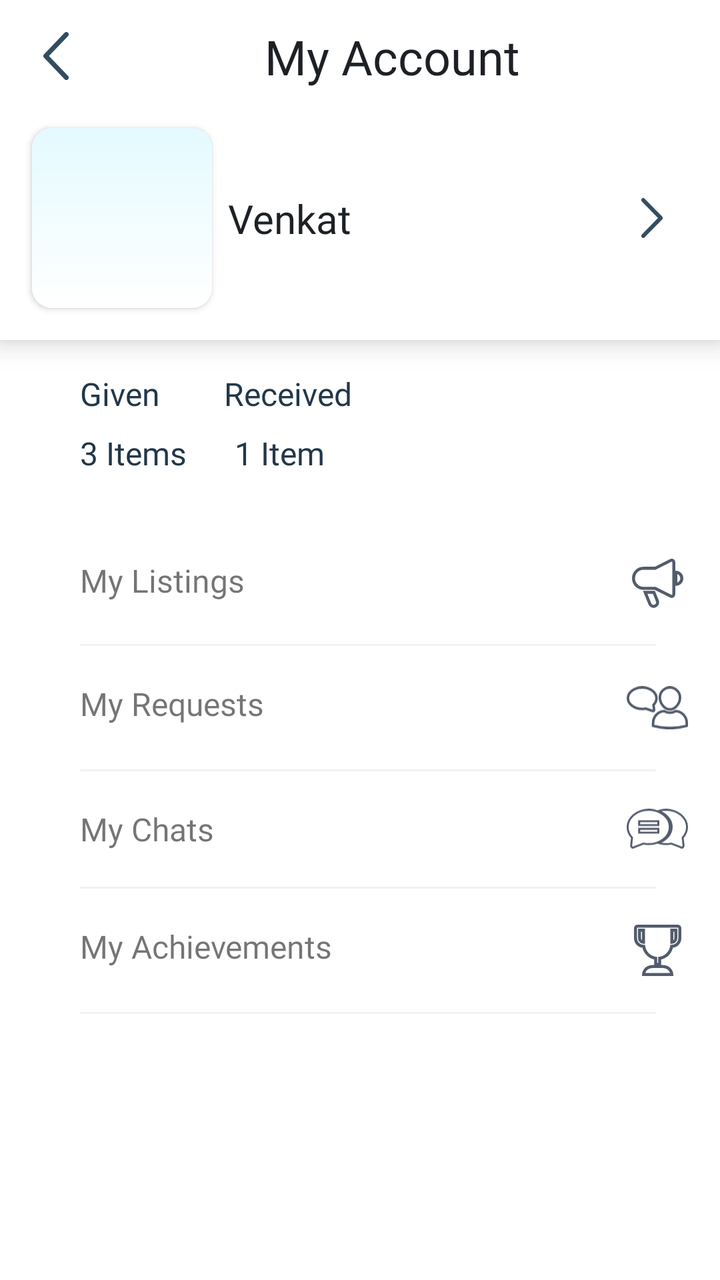
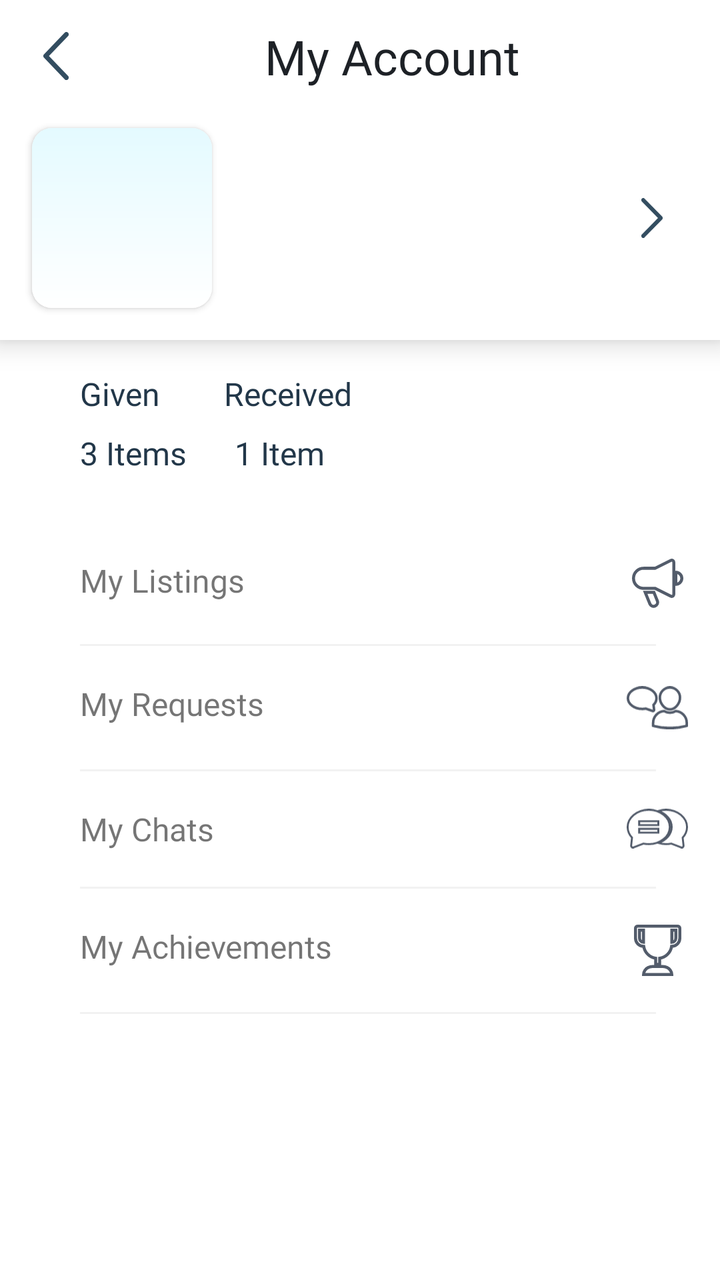

Screens rendered from an Android XML layout before and after an edit, with the pre-edit source and the edit as a unified diff.
<!-- AndroidManifest.xml: application theme Theme.AbraaKaDabraa.App -->
<!-- res/layout/fragment_accounts.xml -->
<?xml version="1.0" encoding="utf-8"?>
<androidx.constraintlayout.widget.ConstraintLayout xmlns:android="http://schemas.android.com/apk/res/android"
    xmlns:app="http://schemas.android.com/apk/res-auto"
    xmlns:tools="http://schemas.android.com/tools"
    android:layout_width="match_parent"
    android:layout_height="match_parent"
    android:background="@color/white"
    tools:context=".activities.newflow.ui.accounts.AccountsFragment">


    <TextView
        android:id="@+id/textView83"
        android:layout_width="wrap_content"
        android:layout_height="wrap_content"
        android:layout_marginStart="40dp"
        android:layout_marginTop="16dp"
        android:fontFamily="@font/montserrat_bold"
        android:text="Given"
        android:textColor="#223749"
        android:textSize="16sp"
        app:layout_constraintEnd_toStartOf="@+id/textView84"
        app:layout_constraintStart_toStartOf="parent"
        app:layout_constraintTop_toBottomOf="@+id/constraintLayout4" />

    <TextView
        android:id="@+id/textView84"
        android:layout_width="0dp"
        android:layout_height="wrap_content"
        android:layout_marginStart="32dp"
        android:layout_marginEnd="24dp"
        android:fontFamily="@font/montserrat_bold"
        android:text="Received"
        android:textColor="#223749"
        android:textSize="16sp"
        app:layout_constraintEnd_toEndOf="parent"
        app:layout_constraintStart_toEndOf="@+id/textView83"
        app:layout_constraintTop_toTopOf="@+id/textView83" />

    <TextView
        android:id="@+id/textView85"
        android:layout_width="wrap_content"
        android:layout_height="wrap_content"
        android:layout_marginTop="8dp"
        android:fontFamily="@font/montserrat_medium"
        android:text="3 Items"
        android:textSize="16sp"
        android:textColor="#223749"
        app:layout_constraintStart_toStartOf="@+id/textView83"
        app:layout_constraintTop_toBottomOf="@+id/textView83" />

    <TextView
        android:id="@+id/textView86"
        android:layout_width="0dp"
        android:layout_height="wrap_content"
        android:layout_marginStart="24dp"
        android:fontFamily="@font/montserrat_medium"
        android:text="1 Item"
        android:textSize="16sp"
        android:textColor="#223749"
        app:layout_constraintBottom_toBottomOf="@+id/textView85"
        app:layout_constraintEnd_toEndOf="@+id/textView84"
        app:layout_constraintStart_toEndOf="@+id/textView85"
        app:layout_constraintTop_toTopOf="@+id/textView85" />

    <androidx.constraintlayout.widget.ConstraintLayout
        android:id="@+id/constraintLayout4"
        android:layout_width="match_parent"
        android:layout_height="wrap_content"
        android:background="@color/white"
        android:elevation="8dp"
        app:layout_constraintEnd_toEndOf="parent"
        app:layout_constraintStart_toStartOf="parent"
        app:layout_constraintTop_toTopOf="parent">

        <ImageView
            android:id="@+id/ivBack"
            android:layout_width="24dp"
            android:layout_height="24dp"
            android:layout_marginStart="16dp"
            android:layout_marginTop="16dp"
            app:layout_constraintStart_toStartOf="parent"
            app:layout_constraintTop_toTopOf="parent"
            app:srcCompat="@drawable/ic_back_arrow" />
        <TextView
            android:id="@+id/textView82"
            android:layout_width="0dp"
            android:layout_height="wrap_content"
            android:layout_marginStart="16dp"
            android:layout_marginEnd="24dp"
            android:fontFamily="@font/montserrat_bold"
            android:gravity="center"
            android:text="My Account"
            android:textColor="#1D2126"
            android:textSize="24sp"
            app:layout_constraintBottom_toBottomOf="@+id/ivBack"
            app:layout_constraintEnd_toEndOf="parent"
            app:layout_constraintStart_toEndOf="@+id/ivBack"
            app:layout_constraintTop_toTopOf="@+id/ivBack" />
        <androidx.cardview.widget.CardView
            android:id="@+id/cardView6"
            android:layout_width="90dp"
            android:layout_height="90dp"
            android:layout_marginStart="16dp"
            android:layout_marginTop="24dp"
            android:layout_marginBottom="16dp"
            app:cardCornerRadius="10dp"
            app:layout_constraintBottom_toBottomOf="parent"
            app:layout_constraintStart_toStartOf="parent"
            app:layout_constraintTop_toBottomOf="@+id/ivBack">

            <ImageView
                android:id="@+id/profilePic"
                android:layout_width="match_parent"
                android:layout_height="match_parent"
                android:scaleType="fitXY"
                android:src="@drawable/new_bg_theme" />
        </androidx.cardview.widget.CardView>

        <TextView
            android:id="@+id/userName"
            android:layout_width="0dp"
            android:layout_height="wrap_content"
            android:layout_marginStart="8dp"
            android:fontFamily="@font/montserrat_bold"
            android:text="Venkat"
            android:textColor="#1D2126"
            android:textSize="20sp"
            app:layout_constraintBottom_toBottomOf="@+id/cardView6"
            app:layout_constraintEnd_toStartOf="@+id/profileActivity"
            app:layout_constraintStart_toEndOf="@+id/cardView6"
            app:layout_constraintTop_toTopOf="@+id/cardView6" />

        <TextView
            android:id="@+id/textView47"
            android:layout_width="0dp"
            android:layout_height="wrap_content"
            android:layout_marginTop="8dp"
            android:fontFamily="@font/montserrat_medium"
            android:text="Edit Profile"
            android:textColor="#1D2126"
            android:visibility="gone"
            android:textSize="16sp"
            app:layout_constraintBottom_toBottomOf="@+id/cardView6"
            app:layout_constraintStart_toStartOf="@+id/userName"
            app:layout_constraintTop_toBottomOf="@+id/userName" />


        <ImageView
            android:id="@+id/profileActivity"
            android:layout_width="20dp"
            android:layout_height="20dp"
            android:layout_marginEnd="24dp"
            android:rotation="180"
            android:src="@drawable/ic_back_arrow"
            app:layout_constraintBottom_toBottomOf="@+id/userName"
            app:layout_constraintEnd_toEndOf="parent"
            app:layout_constraintTop_toTopOf="@+id/userName" />

    </androidx.constraintlayout.widget.ConstraintLayout>


    <androidx.constraintlayout.widget.ConstraintLayout
        android:layout_width="match_parent"
        android:layout_height="0dp"
        android:layout_marginTop="32dp"
        app:layout_constraintBottom_toBottomOf="parent"
        app:layout_constraintEnd_toEndOf="parent"
        app:layout_constraintStart_toStartOf="parent"
        app:layout_constraintTop_toBottomOf="@+id/textView85">

        <TextView
            android:id="@+id/textView87"
            android:layout_width="0dp"
            android:layout_height="1dp"
            android:layout_marginTop="8dp"
            android:layout_marginEnd="32dp"
            android:background="#F2F2F2"
            android:visibility="gone"
            app:layout_constraintEnd_toEndOf="parent"
            app:layout_constraintStart_toStartOf="@+id/my_achievement_layout"
            app:layout_constraintTop_toBottomOf="@+id/pay_as_you_go" />

        <LinearLayout
            android:id="@+id/pay_as_you_go"
            android:layout_width="0dp"
            android:layout_height="wrap_content"
            android:layout_marginTop="8dp"
            android:layout_marginEnd="16dp"
            android:orientation="horizontal"
            android:paddingTop="10dp"
            android:paddingBottom="10dp"
            android:visibility="gone"
            app:layout_constraintEnd_toEndOf="parent"
            app:layout_constraintStart_toStartOf="@+id/textView5"
            app:layout_constraintTop_toBottomOf="@+id/textView5">

            <TextView
                android:layout_width="0dp"
                android:layout_height="wrap_content"
                android:layout_weight="9"
                android:fontFamily="@font/montserrat_medium"
                android:text="Pay As You Wish"
                android:textSize="16sp" />

            <ImageView
                android:layout_width="0dp"
                android:layout_height="wrap_content"
                android:layout_gravity="center"
                android:layout_weight="1"
                android:src="@drawable/ic_payasyougo_icon" />
        </LinearLayout>

        <LinearLayout
            android:id="@+id/my_listing_layout"
            android:layout_width="0dp"
            android:layout_height="wrap_content"
            android:layout_marginStart="40dp"
            android:layout_marginEnd="16dp"
            android:orientation="horizontal"
            android:paddingTop="10dp"
            android:paddingBottom="10dp"
            app:layout_constraintEnd_toEndOf="parent"
            app:layout_constraintStart_toStartOf="parent"
            app:layout_constraintTop_toTopOf="parent">

            <TextView
                android:layout_width="0dp"
                android:layout_height="wrap_content"
                android:layout_weight="9"
                android:fontFamily="@font/montserrat_medium"
                android:text="My Listings"
                android:textSize="16sp"
                 />

            <ImageView
                android:layout_width="0dp"
                android:layout_height="wrap_content"
                android:layout_gravity="center"
                android:layout_weight="1"
                android:src="@drawable/ic_listings_icon" />
        </LinearLayout>

        <TextView
            android:id="@+id/textView2"
            android:layout_width="0dp"
            android:layout_height="1dp"
            android:layout_marginTop="8dp"
            android:layout_marginEnd="32dp"
            android:background="#F2F2F2"
            app:layout_constraintEnd_toEndOf="parent"
            app:layout_constraintStart_toStartOf="@+id/my_listing_layout"
            app:layout_constraintTop_toBottomOf="@+id/my_listing_layout" />

        <LinearLayout
            android:id="@+id/my_request_layout"
            android:layout_width="0dp"
            android:layout_height="wrap_content"
            android:layout_marginTop="8dp"
            android:layout_marginEnd="16dp"
            android:orientation="horizontal"
            android:paddingTop="10dp"
            android:paddingBottom="10dp"
            app:layout_constraintEnd_toEndOf="parent"
            app:layout_constraintStart_toStartOf="@+id/textView2"
            app:layout_constraintTop_toBottomOf="@+id/textView2">

            <TextView
                android:layout_width="0dp"
                android:layout_height="wrap_content"
                android:layout_weight="9"
                android:fontFamily="@font/montserrat_medium"
                android:text="My Requests"
                android:textSize="16sp"
                />

            <ImageView
                android:layout_width="0dp"
                android:layout_height="wrap_content"
                android:layout_gravity="center"
                android:layout_weight="1"
                android:src="@drawable/ic_my_request_icon" />
        </LinearLayout>

        <TextView
            android:id="@+id/textView3"
            android:layout_width="0dp"
            android:layout_height="1dp"
            android:layout_marginTop="8dp"
            android:layout_marginEnd="32dp"
            android:background="#F2F2F2"
            app:layout_constraintEnd_toEndOf="parent"
            app:layout_constraintStart_toStartOf="@+id/my_request_layout"
            app:layout_constraintTop_toBottomOf="@+id/my_request_layout" />

        <LinearLayout
            android:id="@+id/my_chats_layout"
            android:layout_width="0dp"
            android:layout_height="wrap_content"
            android:layout_marginTop="8dp"
            android:layout_marginEnd="16dp"
            android:orientation="horizontal"
            android:paddingTop="10dp"
            android:paddingBottom="10dp"
            app:layout_constraintEnd_toEndOf="parent"
            app:layout_constraintStart_toStartOf="@+id/textView3"
            app:layout_constraintTop_toBottomOf="@+id/textView3">

            <TextView
                android:layout_width="0dp"
                android:layout_height="wrap_content"
                android:layout_weight="9"
                android:fontFamily="@font/montserrat_medium"
                android:text="My Chats"
                android:textSize="16sp"
                />

            <ImageView
                android:layout_width="0dp"
                android:layout_height="wrap_content"
                android:layout_gravity="center"
                android:layout_weight="1"
                android:src="@drawable/ic_mychats_icon" />
        </LinearLayout>

        <TextView
            android:id="@+id/textView4"
            android:layout_width="0dp"
            android:layout_height="1dp"
            android:layout_marginTop="8dp"
            android:layout_marginEnd="32dp"
            android:background="#F2F2F2"
            app:layout_constraintEnd_toEndOf="parent"
            app:layout_constraintStart_toStartOf="@+id/my_chats_layout"
            app:layout_constraintTop_toBottomOf="@+id/my_chats_layout" />

        <TextView
            android:id="@+id/textView5"
            android:layout_width="0dp"
            android:layout_height="1dp"
            android:layout_marginTop="8dp"
            android:layout_marginEnd="32dp"
            android:background="#F2F2F2"
            app:layout_constraintEnd_toEndOf="parent"
            app:layout_constraintStart_toStartOf="@+id/my_achievement_layout"
            app:layout_constraintTop_toBottomOf="@+id/my_achievement_layout" />

        <LinearLayout
            android:id="@+id/my_achievement_layout"
            android:layout_width="0dp"
            android:layout_height="wrap_content"
            android:layout_marginTop="8dp"
            android:layout_marginEnd="16dp"
            android:orientation="horizontal"
            android:paddingTop="10dp"
            android:paddingBottom="10dp"
            app:layout_constraintEnd_toEndOf="parent"
            app:layout_constraintStart_toStartOf="@+id/textView4"
            app:layout_constraintTop_toBottomOf="@+id/textView4">

            <TextView
                android:layout_width="0dp"
                android:layout_height="wrap_content"
                android:layout_weight="9"
                android:fontFamily="@font/montserrat_medium"
                android:text="My Achievements"
                android:textSize="16sp"
                 />

            <ImageView
                android:layout_width="0dp"
                android:layout_height="wrap_content"
                android:layout_gravity="center"
                android:layout_weight="1"
                android:src="@drawable/ic_my_achievements_icon" />
        </LinearLayout>

    </androidx.constraintlayout.widget.ConstraintLayout>

</androidx.constraintlayout.widget.ConstraintLayout>
<!-- resources referenced by this layout -->
<resources>
  <color name="white">#FFFFFFFF</color>
  <!-- drawable ic_back_arrow (drawable) -->
  <vector android:height="44.5704dp" android:viewportHeight="18.571"
      android:viewportWidth="10" android:width="24dp" xmlns:android="http://schemas.android.com/apk/res/android">
      <path android:fillColor="#334d60" android:pathData="M0.265,9.949 L8.433,18.3a0.906,0.906 0,0 0,1.3 0,0.951 0.951,0 0,0 0,-1.325L2.212,9.286 9.73,1.6a0.952,0.952 0,0 0,0 -1.326,0.906 0.906,0 0,0 -1.3,0L0.265,8.623A0.962,0.962 0,0 0,0.265 9.949Z"/>
  </vector>
  <!-- drawable ic_listings_icon (drawable) -->
  <vector xmlns:android="http://schemas.android.com/apk/res/android"
      android:width="25.5dp"
      android:height="24.529dp"
      android:viewportWidth="25.5"
      android:viewportHeight="24.529">
    <path
        android:pathData="M20.275,0.915a1,1 0,0 0,-0.972 -0.044L11.514,4.766L5.75,4.766A5,5 0,1 0,5.75 14.766h5.764l7.789,3.9A1,1 0,0 0,20.75 17.766L20.75,1.766A1,1 0,0 0,20.275 0.915Z"
        android:strokeWidth="1.5"
        android:fillColor="#00000000"
        android:strokeColor="#535c6b"/>
    <path
        android:pathData="M21.75,6.766L21.75,12.766A3,3 0,0 0,24.75 9.766,3 3,0 0,0 21.75,6.766Z"
        android:strokeWidth="1.5"
        android:fillColor="#00000000"
        android:strokeColor="#535c6b"/>
    <path
        android:pathData="M10.892,16.766L6.563,16.766L8.897,22.51A2,2 0,0 0,12.605 21.018Z"
        android:strokeWidth="1.5"
        android:fillColor="#00000000"
        android:strokeColor="#535c6b"/>
  </vector>
  <!-- drawable ic_my_achievements_icon (drawable) -->
  <vector xmlns:android="http://schemas.android.com/apk/res/android"
      android:width="23.5dp"
      android:height="25.5dp"
      android:viewportWidth="23.5"
      android:viewportHeight="25.5">
    <path
        android:pathData="M12.75,19.75L10.75,19.75L10.75,16.67A7,7 0,0 1,4.83 10.75L4.75,10.75A4,4 0,0 1,0.75 6.75L0.75,1.75A1,1 0,0 1,1.75 0.75L21.75,0.75a1,1 0,0 1,1 1L22.75,6.75a4,4 0,0 1,-4 4h-0.08A7,7 0,0 1,12.75 16.67L12.75,19.75ZM18.75,2.75L18.75,8.75a2,2 0,0 0,2 -2L20.75,2.75ZM2.75,2.75L2.75,6.75A2,2 0,0 0,4.75 8.75L4.75,2.75Z"
        android:strokeWidth="1.5"
        android:fillColor="#00000000"
        android:strokeColor="#535c6b"/>
    <path
        android:pathData="M13.75,20.75L9.75,20.75C4.75,20.75 4.75,24.75 4.75,24.75L18.75,24.75S18.75,20.75 13.75,20.75Z"
        android:strokeWidth="1.5"
        android:fillColor="#00000000"
        android:strokeColor="#535c6b"/>
  </vector>
  <!-- drawable new_bg_theme (drawable) -->
  <shape xmlns:android="http://schemas.android.com/apk/res/android" android:shape="rectangle" >
      <gradient
          android:startColor="#FFFFFF"
          android:endColor="#E4FAFF"
          android:angle="90"/>
  </shape>
  <style name="Theme.AbraaKaDabraa.App" parent="Theme.MaterialComponents.Light.DarkActionBar">
          <item name="colorPrimary">@color/theme_color</item>
          <item name="colorPrimaryVariant">@color/theme_color</item>
          <item name="colorOnPrimary">@color/theme_color</item>
      </style>
  <color name="theme_color">#416D49</color>
  <!-- unchanged entries left out for length: 3 -->
</resources>

<!-- the commit's change to res/layout/fragment_accounts.xml (unified diff, before → after) -->
@@ -122,9 +122,10 @@
             android:layout_height="wrap_content"
             android:layout_marginStart="8dp"
             android:fontFamily="@font/montserrat_bold"
-            android:text="Venkat"
+            android:text=""
             android:textColor="#1D2126"
             android:textSize="20sp"
+            android:maxLength="25"
             app:layout_constraintBottom_toBottomOf="@+id/cardView6"
             app:layout_constraintEnd_toStartOf="@+id/profileActivity"
             app:layout_constraintStart_toEndOf="@+id/cardView6"
